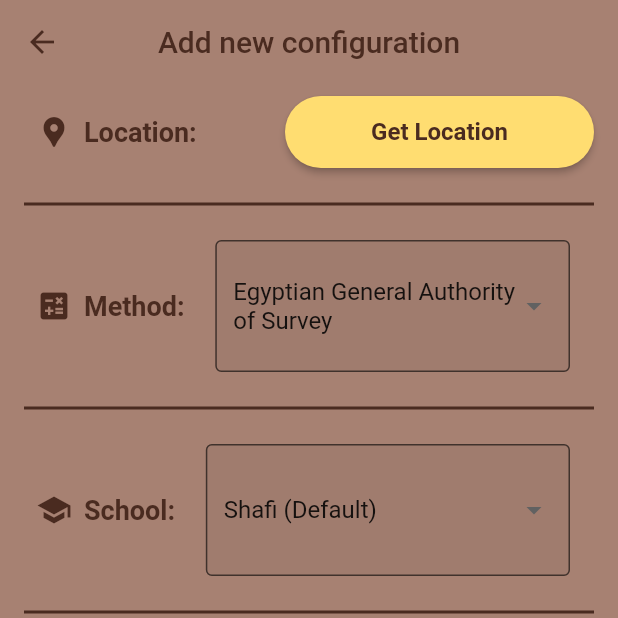
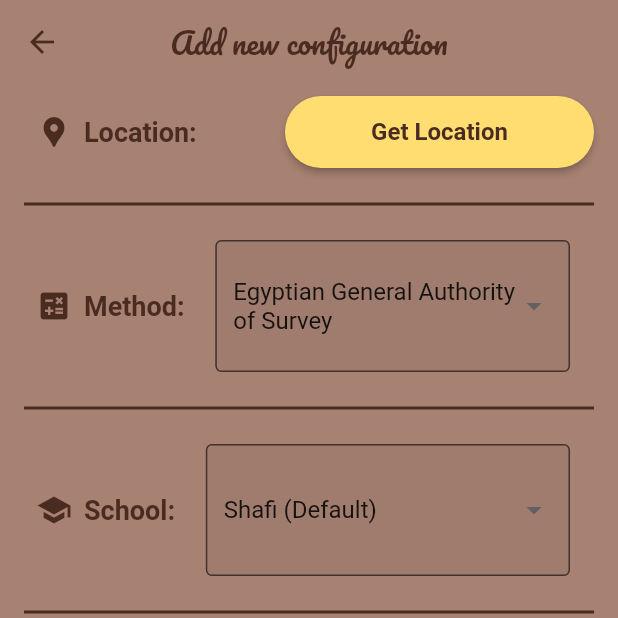
Before and after one commit to MuhammadEssam96/muslim_prayer_times, a Flutter app: the AddConfigScreen screen opened directly, on a phone screen of 412 x 824 dp, the top half of it. Run offline on Flutter 3.47's test engine with Material 2 defaults, Android fonts, the phone set to English and light mode, and no system bars; our stand-ins replace get, google_maps_flutter, hive, hive_flutter, introduction_screen, location; missing offline and left inert: geocode, location_permissions; accounts and stored records are empty; generated files the repository leaves out were written again.

Commit message:
Update default app bar ti use Pacifico font family in title

```diff
--- a/lib/ui/widgets/app_bar.dart
+++ b/lib/ui/widgets/app_bar.dart
@@ -10,7 +10,10 @@ class DefaultAppBar {
       brightness: Brightness.light,
       title: Text(
         title,
-        style: const TextStyle(color: AppColors.primaryColorDark),
+        style: const TextStyle(
+          color: AppColors.primaryColorDark,
+          fontFamily: "Pacifico"
+        ),
       ),
       centerTitle: true,
       iconTheme: const IconThemeData(color: AppColors.primaryColorDark)
@@ -24,7 +27,10 @@ class DefaultAppBar {
       brightness: Brightness.light,
       title: Text(
         title,
-        style: const TextStyle(color: AppColors.primaryColorDark),
+        style: const TextStyle(
+          color: AppColors.primaryColorDark,
+          fontFamily: "Pacifico"
+        ),
       ),
       centerTitle: true,
       iconTheme: const IconThemeData(color: AppColors.primaryColorDark),
```
